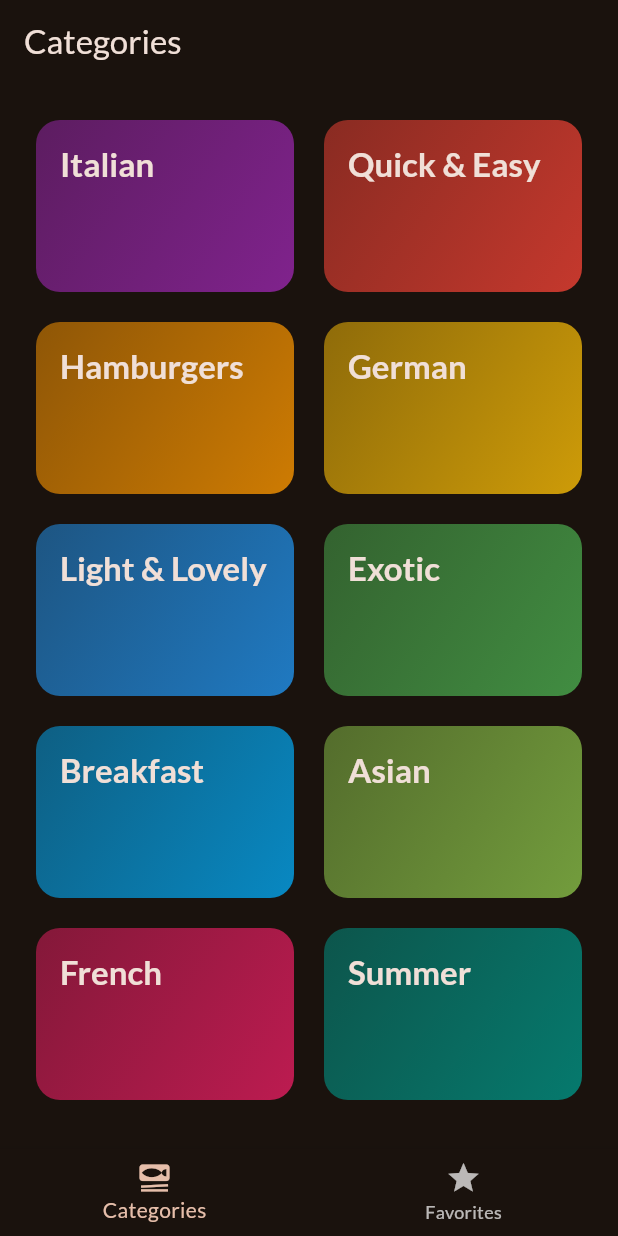
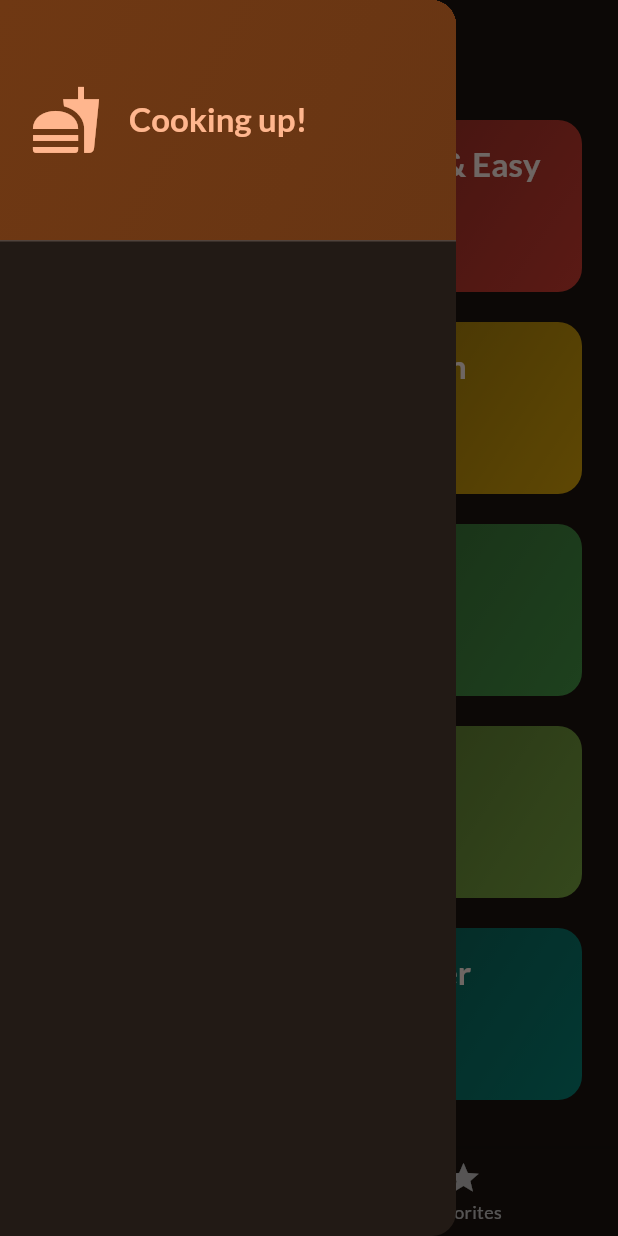
Before and after one commit to Eka051/meals_app, a Flutter app: the screen it shows after launch, with the side drawer open (before the commit the screen has no drawer), on a phone screen of 412 x 824 dp. Run offline on Flutter 3.47's test engine with Material 3 defaults, Android fonts, the phone set to English and light mode, and no system bars; our stand-ins replace google_fonts, transparent_image.

Commit message:
feat: add main drawer widget to tabs screen

```diff
--- a/lib/screens/tabs.dart
+++ b/lib/screens/tabs.dart
@@ -1,8 +1,8 @@
 import 'package:flutter/material.dart';
-import 'package:meals_app/data/dummy_data.dart';
 import 'package:meals_app/models/meal.dart';
 import 'package:meals_app/screens/categories.dart';
 import 'package:meals_app/screens/meals.dart';
+import 'package:meals_app/widgets/main_drawer.dart';
 
 class TabsScreen extends StatefulWidget {
   const TabsScreen({super.key});
@@ -66,6 +66,7 @@ class _TabsScreenState extends State<TabsScreen> {
       appBar: AppBar(
         title: Text(activePageTitle),
       ),
+      drawer: const MainDrawer(),
       body: activePage,
       bottomNavigationBar: BottomNavigationBar(
         currentIndex: _selectedPageIndex,
--- /dev/null
+++ b/lib/widgets/main_drawer.dart
@@ -0,0 +1,38 @@
+import 'package:flutter/material.dart';
+
+class MainDrawer extends StatelessWidget {
+  const MainDrawer({super.key});
+
+  @override
+  Widget build(BuildContext context) {
+    return Drawer(
+      child: Column(
+        children: [
+          DrawerHeader(
+            padding: EdgeInsets.all(20),
+            decoration: BoxDecoration(
+              gradient: LinearGradient(colors: [
+                Theme.of(context).colorScheme.primaryContainer,
+                Theme.of(context).colorScheme.primaryContainer.withAlpha(230)
+              ], begin: Alignment.topLeft, end: Alignment.bottomRight),
+            ),
+            child: Row(
+              children: [
+                Icon(Icons.fastfood,
+                    size: 48, color: Theme.of(context).colorScheme.primary),
+                const SizedBox(width: 18),
+                Text(
+                  'Cooking up!',
+                  style: Theme.of(context).textTheme.titleLarge!.copyWith(
+                        color: Theme.of(context).colorScheme.primary,
+                        fontWeight: FontWeight.bold,
+                      ),
+                ),
+              ],
+            ),
+          ),
+        ],
+      ),
+    );
+  }
+}
```
